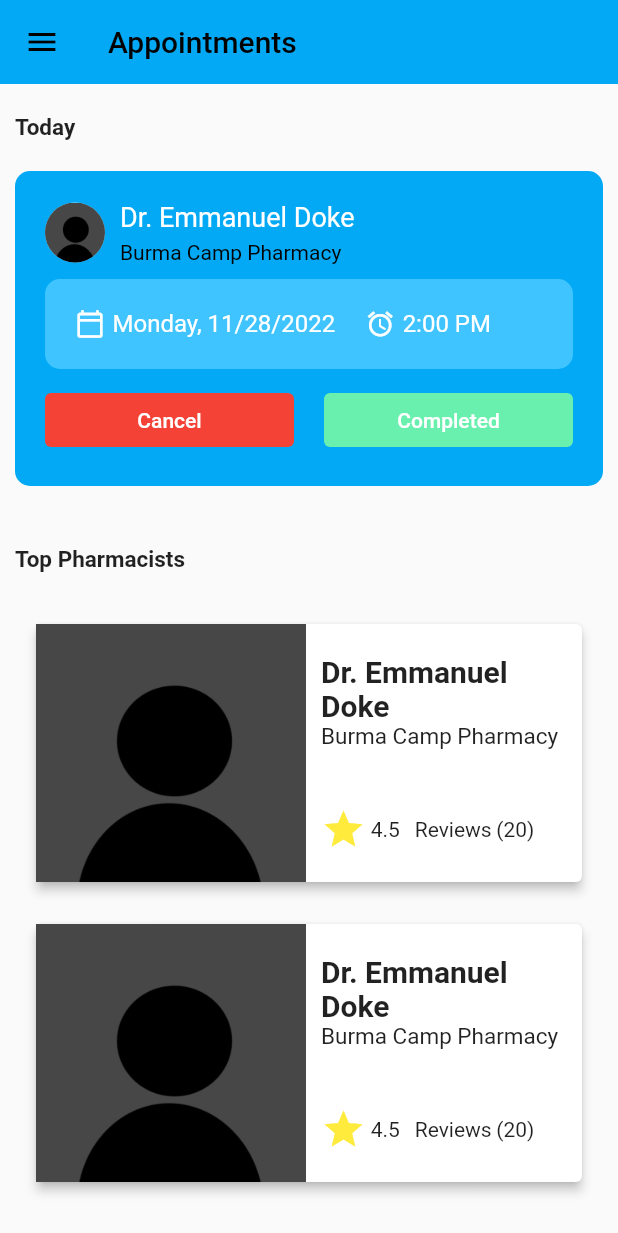
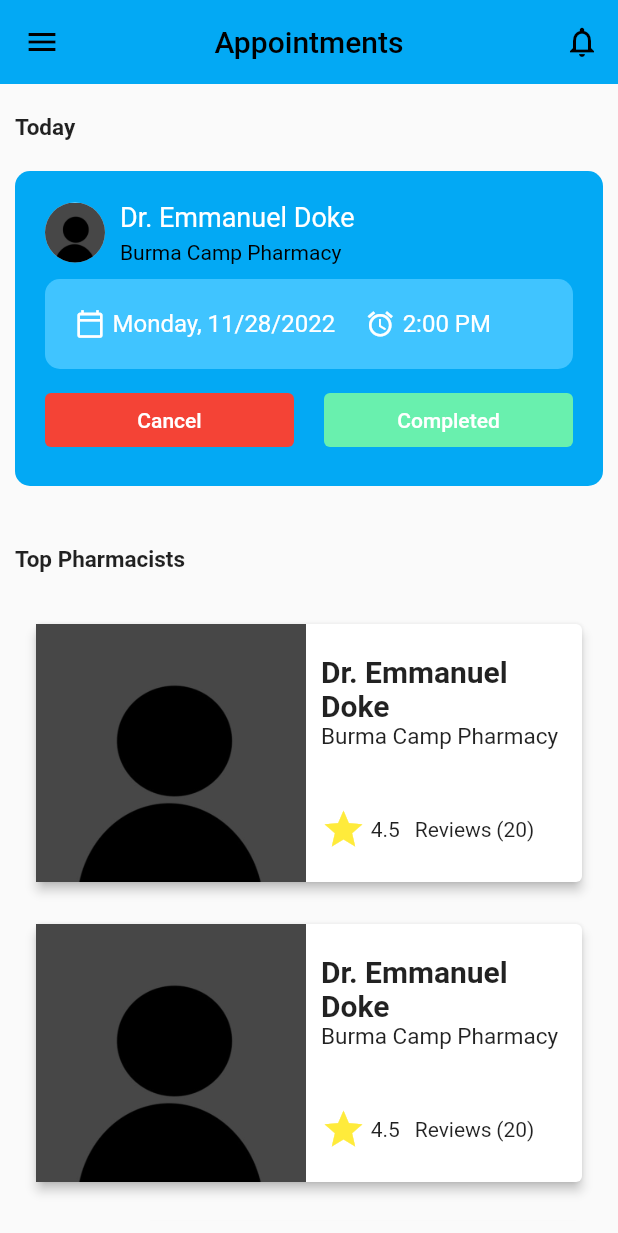
Before and after one commit to ManuelSena19/health-watch, a Flutter app: the AppointmentScreen screen opened by its route, on a phone screen of 412 x 824 dp. Shown: the top 1233 px of the screen. Run offline on Flutter 3.47's test engine with Material 2 defaults, Android fonts, the phone set to English and light mode, and no system bars; our stand-ins replace cloud_firestore, email_validator, firebase_auth, firebase_core, firebase_storage, font_awesome_flutter and 4 more; accounts and stored records are empty.

Commit message:
updated navigation

```diff
--- a/lib/screens/apppointment_screen.dart
+++ b/lib/screens/apppointment_screen.dart
@@ -1,4 +1,5 @@
 import 'package:flutter/material.dart';
+import 'package:health_watch/utilities/appbar_widget.dart';
 import 'package:health_watch/utilities/appointment_card.dart';
 import 'package:health_watch/utilities/doctor_card.dart';
 import 'package:health_watch/utilities/drawer_widget.dart';
@@ -14,11 +15,7 @@ class _AppointmentScreenState extends State<AppointmentScreen> {
   @override
   Widget build(BuildContext context) {
     return Scaffold(
-      appBar: AppBar(
-        elevation: 0,
-        backgroundColor: Colors.lightBlue,
-        title: const Text('Appointments'),
-      ),
+      appBar: appbarWidget('Appointments'),
       drawer: drawerWidget(context),
       body: Padding(
         padding: const EdgeInsets.all(10),
--- a/lib/screens/calendar_screen.dart
+++ b/lib/screens/calendar_screen.dart
@@ -4,8 +4,8 @@ import 'package:health_watch/constants/push_routes.dart';
 import 'package:health_watch/constants/routes.dart';
 import 'package:health_watch/utilities/appbar_widget.dart';
 import 'package:health_watch/utilities/appointment_card.dart';
+import 'package:health_watch/utilities/drawer_widget.dart';
 import 'package:health_watch/utilities/show_error_dialog.dart';
-import '../utilities/drawer_widget.dart';
 import 'package:table_calendar/table_calendar.dart';
 
 class CalendarScreen extends StatefulWidget {
--- a/lib/screens/edit_profile_screen.dart
+++ b/lib/screens/edit_profile_screen.dart
@@ -7,7 +7,6 @@ import 'package:health_watch/utilities/drawer_widget.dart';
 import 'package:health_watch/constants/user_data.dart';
 import 'dart:io';
 import 'package:firebase_auth/firebase_auth.dart';
-import 'package:shared_preferences/shared_preferences.dart';
 
 import '../constants/user_preferences.dart';
 
--- a/lib/screens/settings_screen.dart
+++ b/lib/screens/settings_screen.dart
@@ -1,4 +1,3 @@
-import 'package:flutter/cupertino.dart';
 import 'package:flutter/material.dart';
 import 'package:health_watch/utilities/appbar_widget.dart';
 
```
Also changed, not shown: lib/screens/chat_screen.dart (+5 -2 lines).
